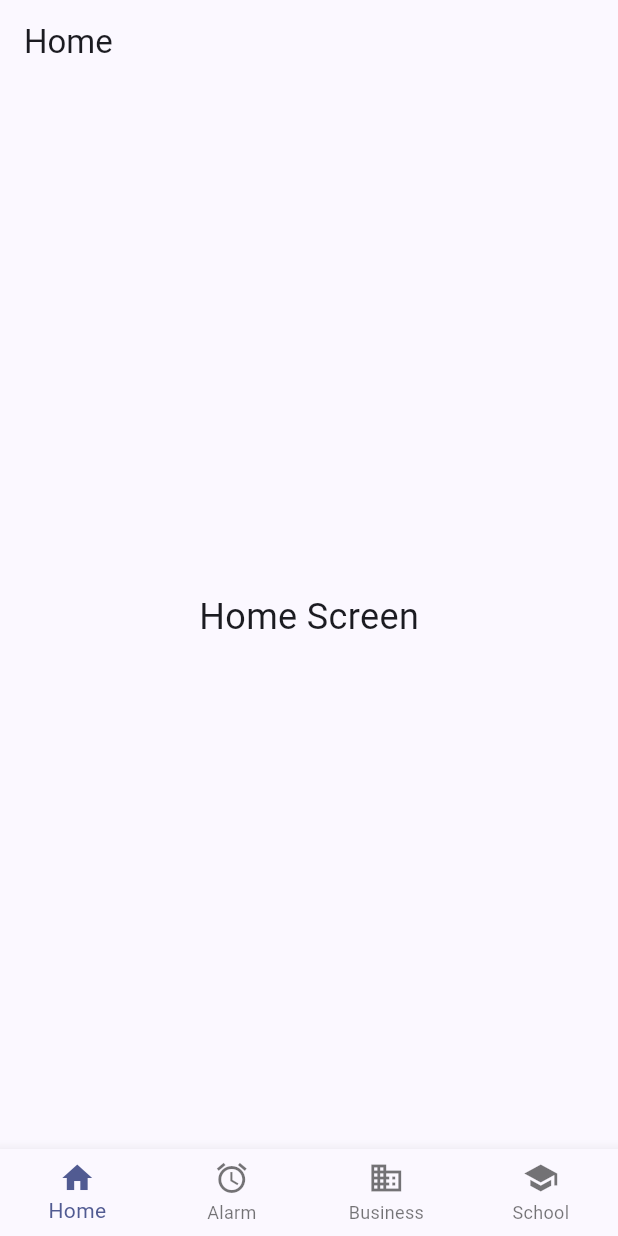
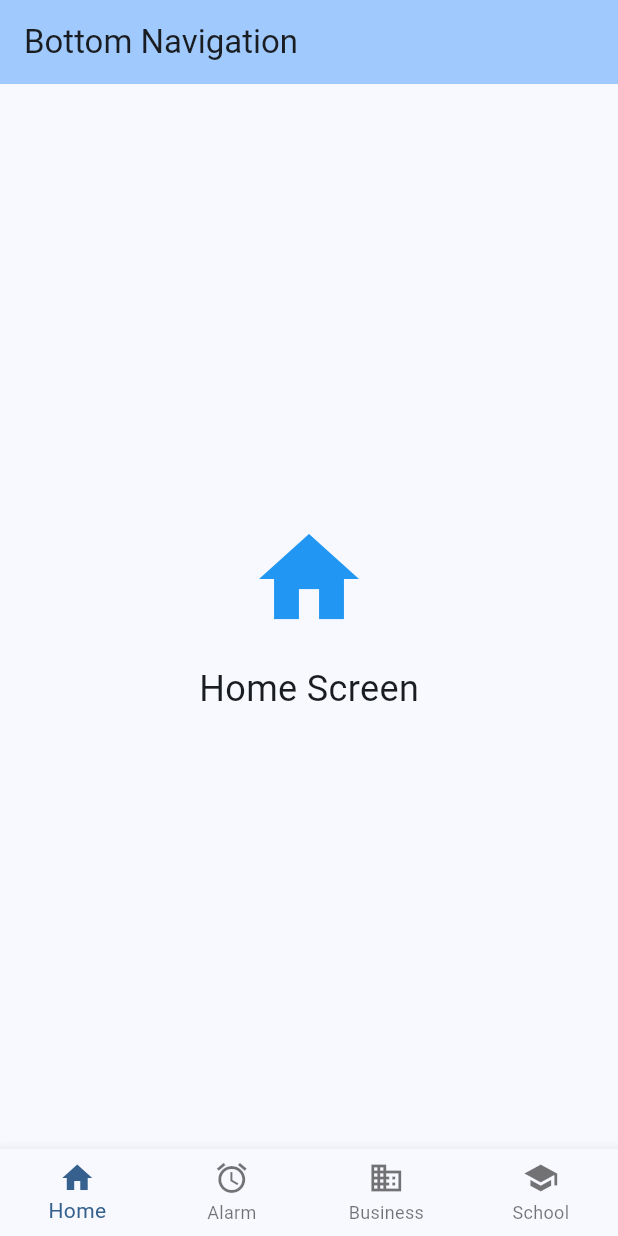
Before and after one commit to aisyahjen/TMA3084_G02_106351_Lab05_Lesson07, a Flutter app: the screen it shows after launch, on a phone screen of 412 x 824 dp. Run offline on Flutter 3.47's test engine with Material 3 defaults, Android fonts, the phone set to English and light mode, and no system bars.

Commit message:
fix(lab-a): update Lab A code

```diff
--- a/lab_a/lib/main.dart
+++ b/lab_a/lib/main.dart
@@ -6,18 +6,21 @@ import 'screen3.dart';
 import 'screen4.dart';
 
 void main() {
-  runApp(const LabAApp());
+  runApp(const MyApp());
 }
 
-class LabAApp extends StatelessWidget {
-  const LabAApp({super.key});
+class MyApp extends StatelessWidget {
+  const MyApp({super.key});
 
   @override
   Widget build(BuildContext context) {
     return MaterialApp(
       debugShowCheckedModeBanner: false,
-      title: 'Lab A',
-      theme: ThemeData(colorSchemeSeed: Colors.indigo, useMaterial3: true),
+      title: 'Bottom Navigation Demo',
+      theme: ThemeData(
+        colorScheme: ColorScheme.fromSeed(seedColor: Colors.blue),
+        useMaterial3: true,
+      ),
       home: const NavigationPage(),
     );
   }
@@ -34,24 +37,30 @@ class _NavigationPageState extends State<NavigationPage> {
   int _selectedIndex = 0;
 
   final List<Widget> _screens = const [
-    Screen1(),
-    Screen2(),
-    Screen3(),
-    Screen4(),
+    HomeScreen(),
+    AlarmScreen(),
+    BusinessScreen(),
+    SchoolScreen(),
   ];
+
+  void _onItemTapped(int index) {
+    setState(() {
+      _selectedIndex = index;
+    });
+  }
 
   @override
   Widget build(BuildContext context) {
     return Scaffold(
-      body: IndexedStack(index: _selectedIndex, children: _screens),
+      appBar: AppBar(
+        title: const Text('Bottom Navigation'),
+        backgroundColor: Theme.of(context).colorScheme.inversePrimary,
+      ),
+      body: _screens[_selectedIndex],
       bottomNavigationBar: BottomNavigationBar(
+        type: BottomNavigationBarType.fixed,
         currentIndex: _selectedIndex,
-        type: BottomNavigationBarType.fixed,
-        onTap: (index) {
-          setState(() {
-            _selectedIndex = index;
-          });
-        },
+        onTap: _onItemTapped,
         items: const [
           BottomNavigationBarItem(icon: Icon(Icons.home), label: 'Home'),
           BottomNavigationBarItem(icon: Icon(Icons.alarm), label: 'Alarm'),
--- a/lab_a/lib/screen1.dart
+++ b/lab_a/lib/screen1.dart
@@ -1,14 +1,18 @@
 import 'package:flutter/material.dart';
 
-class Screen1 extends StatelessWidget {
-  const Screen1({super.key});
+class HomeScreen extends StatelessWidget {
+  const HomeScreen({super.key});
 
   @override
   Widget build(BuildContext context) {
-    return Scaffold(
-      appBar: AppBar(title: const Text('Home')),
-      body: const Center(
-        child: Text('Home Screen', style: TextStyle(fontSize: 24)),
+    return const Center(
+      child: Column(
+        mainAxisSize: MainAxisSize.min,
+        children: [
+          Icon(Icons.home, size: 80, color: Colors.blue),
+          SizedBox(height: 16),
+          Text('Home Screen', style: TextStyle(fontSize: 24)),
+        ],
       ),
     );
   }
```
Also changed, not shown: lab_a/lib/screen2.dart (+10 -6 lines), lab_a/lib/screen3.dart (+10 -6 lines), lab_a/lib/screen4.dart (+10 -6 lines), lab_b/lib/main.dart (+41 -133 lines).
